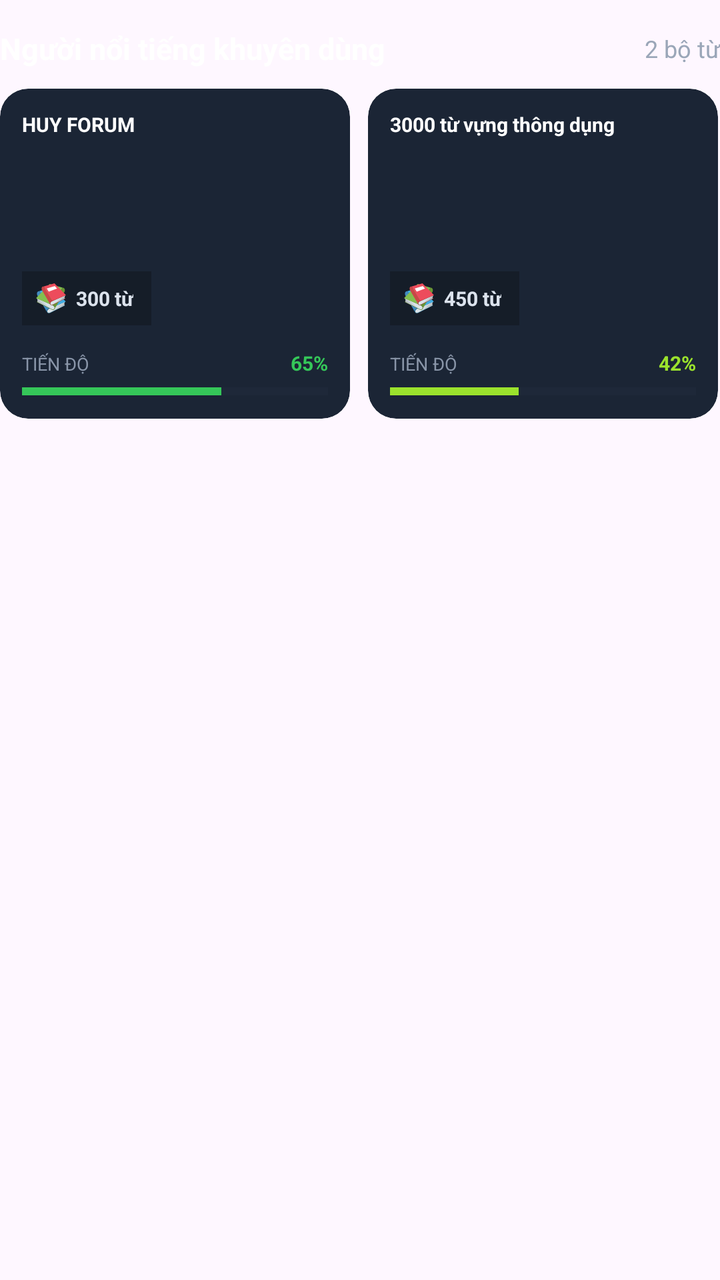
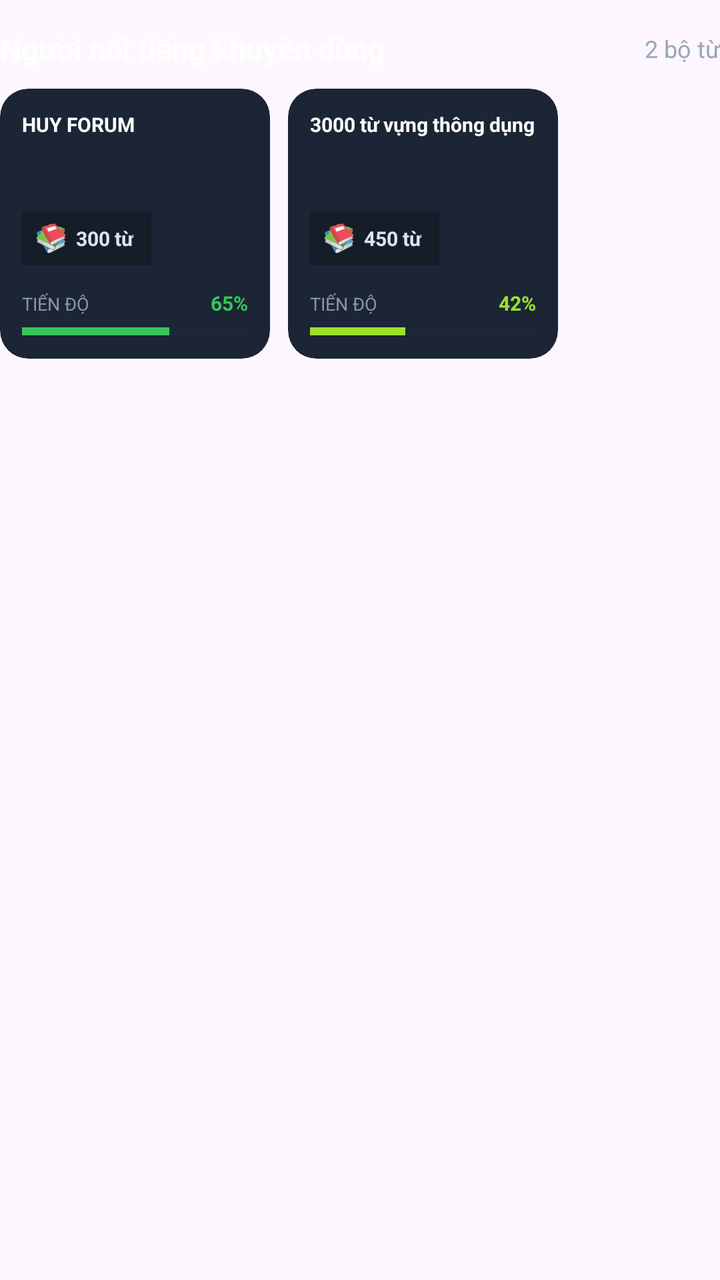

Before-and-after screenshots of an Android layout around one commit, followed by the original layout XML and the change that was made.
<!-- AndroidManifest.xml: application theme Theme.Kenglish -->
<!-- res/layout/trangchu_dslotrinh_nguoinoitieng.xml -->
<?xml version="1.0" encoding="utf-8"?>
<LinearLayout
    xmlns:android="http://schemas.android.com/apk/res/android"
    xmlns:app="http://schemas.android.com/apk/res-auto"
    android:layout_width="match_parent"
    android:layout_height="wrap_content"
    android:layout_marginTop="18dp"
    android:orientation="vertical">


    
    
    

    <LinearLayout
        android:layout_width="match_parent"
        android:layout_height="wrap_content"
        android:gravity="center_vertical"
        android:orientation="horizontal"
        android:layout_marginTop="14dp" >


        
        <TextView
            android:id="@+id/txt_tieu_de_nguoinoitieng"
            android:layout_width="0dp"
            android:layout_height="wrap_content"
            android:layout_weight="1"
            android:text="Người nổi tiếng khuyên dùng"
            android:textColor="#FFFFFF"
            android:textSize="15sp"
            android:textStyle="bold" />


        
        <TextView
            android:id="@+id/txt_so_bo_nguoinoitieng"
            android:layout_width="wrap_content"
            android:layout_height="wrap_content"
            android:text="2 bộ từ"
            android:textColor="#9AA6B8"
            android:textSize="12sp" />


    </LinearLayout>


    
    
    

    <HorizontalScrollView
        android:id="@+id/cuon_bo_tu_nguoinoitieng"
        android:layout_width="match_parent"
        android:layout_height="wrap_content"
        android:layout_marginTop="10dp"
        android:clipToPadding="false"
        android:overScrollMode="never"
        android:scrollbars="none">


        <LinearLayout
            android:id="@+id/danh_sach_bo_tu_nguoinoitieng"
            android:layout_width="wrap_content"
            android:layout_height="wrap_content"
            android:orientation="horizontal">


            
            
            

            <com.google.android.material.card.MaterialCardView
                android:id="@+id/the_nguoinoitieng_co_ban"
                android:layout_width="175dp"
                android:layout_height="165dp"
                android:layout_marginEnd="9dp"
                app:cardBackgroundColor="#1B2535"
                app:cardCornerRadius="14dp"
                app:cardElevation="0dp"
                app:strokeWidth="0dp">


                <LinearLayout
                    android:layout_width="match_parent"
                    android:layout_height="match_parent"
                    android:orientation="vertical"
                    android:padding="11dp">


                    
                    <TextView
                        android:layout_width="match_parent"
                        android:layout_height="0dp"
                        android:layout_weight="1"
                        android:maxLines="2"
                        android:text="HUY FORUM"
                        android:textColor="#FFFFFF"
                        android:textSize="10sp"
                        android:textStyle="bold" />


                    
                    <LinearLayout
                        android:layout_width="wrap_content"
                        android:layout_height="27dp"
                        android:background="#151D28"
                        android:gravity="center_vertical"
                        android:orientation="horizontal"
                        android:paddingStart="7dp"
                        android:paddingEnd="9dp">


                        <ImageView
                            android:layout_width="15dp"
                            android:layout_height="15dp"
                            android:contentDescription="Icon bộ từ"
                            android:src="@drawable/nen_nhan_lo_trinh" />


                        <TextView
                            android:layout_width="wrap_content"
                            android:layout_height="wrap_content"
                            android:layout_marginStart="5dp"
                            android:text="300 từ"
                            android:textColor="#DCE3ED"
                            android:textSize="10sp"
                            android:textStyle="bold" />


                    </LinearLayout>


                    
                    <LinearLayout
                        android:layout_width="match_parent"
                        android:layout_height="wrap_content"
                        android:layout_marginTop="12dp"
                        android:orientation="horizontal">


                        <TextView
                            android:layout_width="0dp"
                            android:layout_height="wrap_content"
                            android:layout_weight="1"
                            android:text="TIẾN ĐỘ"
                            android:textColor="#8995A8"
                            android:textSize="9sp" />


                        <TextView
                            android:layout_width="wrap_content"
                            android:layout_height="wrap_content"
                            android:text="65%"
                            android:textColor="#35C759"
                            android:textSize="10sp"
                            android:textStyle="bold" />


                    </LinearLayout>


                    <ProgressBar
                        style="?android:attr/progressBarStyleHorizontal"
                        android:layout_width="match_parent"
                        android:layout_height="5dp"
                        android:layout_marginTop="5dp"
                        android:max="100"
                        android:progress="65"
                        android:progressBackgroundTint="#2A3547"
                        android:progressTint="#35C759" />


                </LinearLayout>


            </com.google.android.material.card.MaterialCardView>


            
            
            

            <com.google.android.material.card.MaterialCardView
                android:id="@+id/the_nguoinoitieng_450"
                android:layout_width="175dp"
                android:layout_height="165dp"
                android:layout_marginEnd="9dp"
                app:cardBackgroundColor="#1B2535"
                app:cardCornerRadius="14dp"
                app:cardElevation="0dp"
                app:strokeWidth="0dp">


                <LinearLayout
                    android:layout_width="match_parent"
                    android:layout_height="match_parent"
                    android:orientation="vertical"
                    android:padding="11dp">


                    <TextView
                        android:layout_width="match_parent"
                        android:layout_height="0dp"
                        android:layout_weight="1"
                        android:maxLines="2"
                        android:text="3000 từ vựng thông dụng"
                        android:textColor="#FFFFFF"
                        android:textSize="10sp"
                        android:textStyle="bold" />


                    <LinearLayout
                        android:layout_width="wrap_content"
                        android:layout_height="27dp"
                        android:background="#151D28"
                        android:gravity="center_vertical"
                        android:orientation="horizontal"
                        android:paddingStart="7dp"
                        android:paddingEnd="9dp">


                        <ImageView
                            android:layout_width="15dp"
                            android:layout_height="15dp"
                            android:contentDescription="Icon bộ từ"
                            android:src="@drawable/nen_nhan_lo_trinh" />


                        <TextView
                            android:layout_width="wrap_content"
                            android:layout_height="wrap_content"
                            android:layout_marginStart="5dp"
                            android:text="450 từ"
                            android:textColor="#DCE3ED"
                            android:textSize="10sp"
                            android:textStyle="bold" />


                    </LinearLayout>


                    <LinearLayout
                        android:layout_width="match_parent"
                        android:layout_height="wrap_content"
                        android:layout_marginTop="12dp"
                        android:orientation="horizontal">


                        <TextView
                            android:layout_width="0dp"
                            android:layout_height="wrap_content"
                            android:layout_weight="1"
                            android:text="TIẾN ĐỘ"
                            android:textColor="#8995A8"
                            android:textSize="9sp" />


                        <TextView
                            android:layout_width="wrap_content"
                            android:layout_height="wrap_content"
                            android:text="42%"
                            android:textColor="#9BE22D"
                            android:textSize="10sp"
                            android:textStyle="bold" />


                    </LinearLayout>


                    <ProgressBar
                        style="?android:attr/progressBarStyleHorizontal"
                        android:layout_width="match_parent"
                        android:layout_height="5dp"
                        android:layout_marginTop="5dp"
                        android:max="100"
                        android:progress="42"
                        android:progressBackgroundTint="#2A3547"
                        android:progressTint="#9BE22D" />


                </LinearLayout>


            </com.google.android.material.card.MaterialCardView>




        </LinearLayout>


    </HorizontalScrollView>


</LinearLayout>
<!-- resources referenced by this layout -->
<resources>
  <!-- drawable nen_nhan_lo_trinh: vector/xml drawable (drawable, 2788 chars, omitted) -->
  <style name="Theme.Kenglish" parent="Base.Theme.Kenglish" />
  <style name="Base.Theme.Kenglish" parent="Theme.Material3.DayNight.NoActionBar">
          
          
      </style>
</resources>

<!-- the commit's change to res/layout/trangchu_dslotrinh_nguoinoitieng.xml (unified diff, before → after) -->
@@ -72,8 +72,8 @@
 
             <com.google.android.material.card.MaterialCardView
                 android:id="@+id/the_nguoinoitieng_co_ban"
-                android:layout_width="175dp"
-                android:layout_height="165dp"
+                android:layout_width="135dp"
+                android:layout_height="135dp"
                 android:layout_marginEnd="9dp"
                 app:cardBackgroundColor="#1B2535"
                 app:cardCornerRadius="14dp"
@@ -183,8 +183,8 @@
 
             <com.google.android.material.card.MaterialCardView
                 android:id="@+id/the_nguoinoitieng_450"
-                android:layout_width="175dp"
-                android:layout_height="165dp"
+                android:layout_width="135dp"
+                android:layout_height="135dp"
                 android:layout_marginEnd="9dp"
                 app:cardBackgroundColor="#1B2535"
                 app:cardCornerRadius="14dp"
